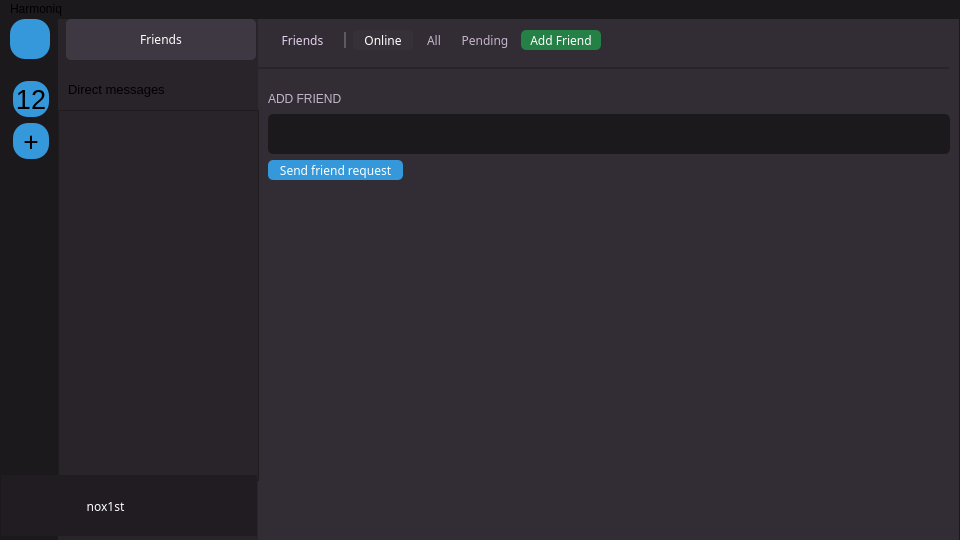
Old version of the form mainwindow.ui in the repository noX1st/Plink.
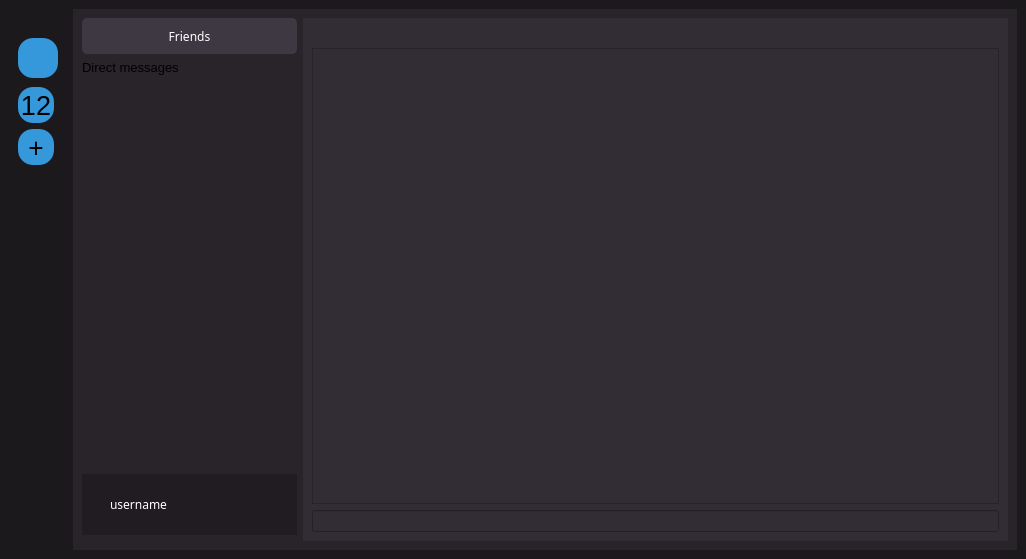
New version of the form. The open tabs and pages were chosen to show the change. Icons and pictures are not drawn.

Commit message: message system, encapsulation fix

What changed in the file:
```diff
--- a/mainwindow.ui
+++ b/mainwindow.ui
@@ -6,8 +6,8 @@
    <rect>
     <x>0</x>
     <y>0</y>
-    <width>960</width>
-    <height>540</height>
+    <width>1026</width>
+    <height>559</height>
    </rect>
   </property>
   <property name="windowTitle">
@@ -17,28 +17,173 @@
    <string notr="true">background-color: rgb(28, 25, 29);</string>
   </property>
   <widget class="QWidget" name="centralwidget">
+   <layout class="QHBoxLayout" name="horizontalLayout_4">
+    <item>
+     <widget class="QScrollArea" name="scrollArea">
+      <property name="maximumSize">
+       <size>
+        <width>58</width>
+        <height>501</height>
+       </size>
+      </property>
+      <property name="styleSheet">
+       <string notr="true">border: none;</string>
+      </property>
+      <property name="widgetResizable">
+       <bool>true</bool>
+      </property>
+      <widget class="QWidget" name="scrollAreaWidgetContent">
+       <property name="geometry">
+        <rect>
+         <x>0</x>
+         <y>0</y>
+         <width>58</width>
+         <height>501</height>
+        </rect>
+       </property>
+       <layout class="QVBoxLayout" name="verticalLayout">
+        <item>
+         <widget class="QPushButton" name="directMessagesBtn">
+          <property name="minimumSize">
+           <size>
+            <width>40</width>
+            <height>40</height>
+           </size>
+          </property>
+          <property name="maximumSize">
+           <size>
+            <width>40</width>
+            <height>40</height>
+           </size>
+          </property>
+          <property name="styleSheet">
+           <string notr="true">QPushButton {
+background-color: #3498db;
+border: none;
+border-radius: 15px;
+}
+QPushButton:hover {
+background-color: #2980b9;
+}
+QPushButton:pressed {
+background-color: #1c5985;
+}
+</string>
+          </property>
+          <property name="text">
+           <string/>
+          </property>
+         </widget>
+        </item>
+        <item>
+         <widget class="QPushButton" name="serverBtn">
+          <property name="minimumSize">
+           <size>
+            <width>36</width>
+            <height>36</height>
+           </size>
+          </property>
+          <property name="maximumSize">
+           <size>
+            <width>30</width>
+            <height>30</height>
+           </size>
+          </property>
+          <property name="font">
+           <font>
+            <pointsize>20</pointsize>
+           </font>
+          </property>
+          <property name="styleSheet">
+           <string notr="true">QPushButton {
+color: rgb(0, 0, 0);
+background-color: #3498db;
+border: none;
+border-radius: 15px;
+max-width: 30px;
+max-height: 30px;
+}
+QPushButton:hover {
+background-color: #2980b9;
+}
+QPushButton:pressed {
+background-color: #1c5985;
+}
+</string>
+          </property>
+          <property name="text">
+           <string>12</string>
+          </property>
+         </widget>
+        </item>
+        <item>
+         <widget class="QPushButton" name="addPushButtonBtn">
+          <property name="minimumSize">
+           <size>
+            <width>36</width>
+            <height>36</height>
+           </size>
+          </property>
+          <property name="maximumSize">
+           <size>
+            <width>30</width>
+            <height>30</height>
+           </size>
+          </property>
+          <property name="font">
+           <font>
+            <family>Trebuchet MS</family>
+            <pointsize>20</pointsize>
+           </font>
+          </property>
+          <property name="styleSheet">
+           <string notr="true">QPushButton {
+	color: rgb(0, 0, 0);
+background-color: #3498db;
+border: none;
+border-radius: 15px;
+max-width: 30px;
+max-height: 30px;
+}
+QPushButton:hover {
+background-color: #2980b9;
+}
+QPushButton:pressed {
+background-color: #1c5985;
+}
+</string>
+          </property>
+          <property name="text">
+           <string>+</string>
+          </property>
+         </widget>
+        </item>
+        <item>
+         <spacer name="verticalSpacer">
+          <property name="orientation">
+           <enum>Qt::Orientation::Vertical</enum>
+          </property>
+          <property name="sizeHint" stdset="0">
+           <size>
+            <width>28</width>
+            <height>98</height>
+           </size>
+          </property>
+         </spacer>
+        </item>
+       </layout>
+      </widget>
+     </widget>
+    </item>
+    <item>
    <widget class="QStackedWidget" name="serversAndDmStackedWidget">
-    <property name="geometry">
-     <rect>
-      <x>58</x>
-      <y>0</y>
-      <width>901</width>
-      <height>521</height>
-     </rect>
-    </property>
     <property name="styleSheet">
      <string notr="true">background-color: rgb(40, 36, 42);</string>
     </property>
     <widget class="QWidget" name="directMessagesPage">
-     <widget class="QStackedWidget" name="stackedWidget_2">
-      <property name="geometry">
-       <rect>
-        <x>200</x>
-        <y>0</y>
-        <width>701</width>
-        <height>521</height>
-       </rect>
-      </property>
+       <layout class="QGridLayout" name="gridLayout">
+        <item row="0" column="1" rowspan="5">
+         <widget class="QStackedWidget" name="dmAndFriends">
       <property name="styleSheet">
        <string notr="true">background-color: rgb(50, 45, 52);</string>
       </property>
@@ -49,7 +194,7 @@
           <x>0</x>
           <y>51</y>
           <width>701</width>
-          <height>467</height>
+              <height>501</height>
          </rect>
         </property>
         <property name="styleSheet">
@@ -233,7 +378,7 @@
            <rect>
             <x>10</x>
             <y>20</y>
-            <width>682</width>
+                <width>683</width>
             <height>90</height>
            </rect>
           </property>
@@ -252,7 +397,7 @@
             <widget class="QLineEdit" name="friendLineEdit">
              <property name="minimumSize">
               <size>
-               <width>680</width>
+                   <width>681</width>
                <height>40</height>
               </size>
              </property>
@@ -415,45 +560,17 @@
        <widget class="QWidget" name="layoutWidget">
         <property name="geometry">
          <rect>
-          <x>0</x>
-          <y>0</y>
-          <width>691</width>
-          <height>51</height>
+              <x>20</x>
+              <y>10</y>
+              <width>661</width>
+              <height>41</height>
          </rect>
         </property>
         <layout class="QVBoxLayout" name="verticalLayout_2">
          <item>
           <widget class="QWidget" name="widget_2" native="true">
-           <layout class="QGridLayout" name="gridLayout_2">
-            <item row="0" column="2">
-             <widget class="Line" name="line_2">
-              <property name="minimumSize">
-               <size>
-                <width>2</width>
-                <height>16</height>
-               </size>
-              </property>
-              <property name="maximumSize">
-               <size>
-                <width>16</width>
-                <height>16</height>
-               </size>
-              </property>
-              <property name="styleSheet">
-               <string notr="true">color: rgb(95, 88, 98);</string>
-              </property>
-              <property name="frameShadow">
-               <enum>QFrame::Shadow::Plain</enum>
-              </property>
-              <property name="lineWidth">
-               <number>2</number>
-              </property>
-              <property name="orientation">
-               <enum>Qt::Orientation::Vertical</enum>
-              </property>
-             </widget>
-            </item>
-            <item row="0" column="1">
+               <layout class="QHBoxLayout" name="horizontalLayout_7">
+                <item>
              <widget class="QPushButton" name="thereIsNothing">
               <property name="minimumSize">
                <size>
@@ -490,7 +607,35 @@
               </property>
              </widget>
             </item>
-            <item row="0" column="3">
+                <item>
+                 <widget class="Line" name="line_2">
+                  <property name="minimumSize">
+                   <size>
+                    <width>2</width>
+                    <height>16</height>
+                   </size>
+                  </property>
+                  <property name="maximumSize">
+                   <size>
+                    <width>16</width>
+                    <height>16</height>
+                   </size>
+                  </property>
+                  <property name="styleSheet">
+                   <string notr="true">color: rgb(95, 88, 98);</string>
+                  </property>
+                  <property name="frameShadow">
+                   <enum>QFrame::Shadow::Plain</enum>
+                  </property>
+                  <property name="lineWidth">
+                   <number>2</number>
+                  </property>
+                  <property name="orientation">
+                   <enum>Qt::Orientation::Vertical</enum>
+                  </property>
+                 </widget>
+                </item>
+                <item>
              <widget class="QPushButton" name="friendsOnlineBtn">
               <property name="minimumSize">
                <size>
@@ -536,20 +681,53 @@
               </property>
              </widget>
             </item>
-            <item row="0" column="7">
-             <spacer name="horizontalSpacer_2">
-              <property name="orientation">
-               <enum>Qt::Orientation::Horizontal</enum>
-              </property>
-              <property name="sizeHint" stdset="0">
+                <item>
+                 <widget class="QPushButton" name="friendsAllBtn">
+                  <property name="minimumSize">
+                   <size>
+                    <width>30</width>
+                    <height>20</height>
+                   </size>
+                  </property>
+                  <property name="maximumSize">
                <size>
-                <width>40</width>
+                    <width>30</width>
                 <height>20</height>
                </size>
               </property>
-             </spacer>
-            </item>
-            <item row="0" column="5">
+                  <property name="font">
+                   <font>
+                    <family>Trebuchet MS</family>
+                   </font>
+                  </property>
+                  <property name="styleSheet">
+                   <string notr="true">QPushButton {
+color: rgb(196, 181, 203);
+background-color: rgb(50, 45, 52);
+border: none;
+border-radius: 5px;
+}
+QPushButton:hover {
+background-color: rgb(61, 56, 65);
+}
+QPushButton:checked{
+background-color: rgb(54, 49, 57);
+color: rgb(255, 255, 255);
+}
+</string>
+                  </property>
+                  <property name="text">
+                   <string>All</string>
+                  </property>
+                  <property name="checkable">
+                   <bool>true</bool>
+                  </property>
+                  <property name="checked">
+                   <bool>false</bool>
+                  </property>
+                 </widget>
+                </item>
+                <item>
              <widget class="QPushButton" name="friendsPendingBtn">
               <property name="minimumSize">
                <size>
@@ -595,7 +773,7 @@
               </property>
              </widget>
             </item>
-            <item row="0" column="6">
+                <item>
              <widget class="QPushButton" name="friendsAddBtn">
               <property name="minimumSize">
                <size>
@@ -640,51 +818,18 @@
               </property>
              </widget>
             </item>
-            <item row="0" column="4">
-             <widget class="QPushButton" name="friendsAllBtn">
-              <property name="minimumSize">
-               <size>
-                <width>30</width>
-                <height>20</height>
-               </size>
-              </property>
-              <property name="maximumSize">
+                <item>
+                 <spacer name="horizontalSpacer_2">
+                  <property name="orientation">
+                   <enum>Qt::Orientation::Horizontal</enum>
+                  </property>
+                  <property name="sizeHint" stdset="0">
                <size>
-                <width>30</width>
-                <height>20</height>
-               </size>
-              </property>
-              <property name="font">
-               <font>
-                <family>Trebuchet MS</family>
-               </font>
-              </property>
-              <property name="styleSheet">
-               <string notr="true">QPushButton {
-color: rgb(196, 181, 203);
-background-color: rgb(50, 45, 52);
-border: none;
-border-radius: 5px;
-}
-QPushButton:hover {
-background-color: rgb(61, 56, 65);
-}
-QPushButton:checked{
-background-color: rgb(54, 49, 57);
-color: rgb(255, 255, 255);
-}
-</string>
-              </property>
-              <property name="text">
-               <string>All</string>
-              </property>
-              <property name="checkable">
-               <bool>true</bool>
-              </property>
-              <property name="checked">
-               <bool>false</bool>
-              </property>
-             </widget>
+                    <width>298</width>
+                    <height>9</height>
+                   </size>
+                  </property>
+                 </spacer>
             </item>
            </layout>
           </widget>
@@ -714,16 +859,77 @@
         </layout>
        </widget>
       </widget>
-      <widget class="QWidget" name="dmPage"/>
-     </widget>
+          <widget class="QWidget" name="dmPage">
+           <layout class="QGridLayout" name="gridLayout_3">
+            <item row="0" column="0">
+             <layout class="QVBoxLayout" name="verticalLayout_3">
+              <item>
+               <widget class="QLabel" name="messageReceiverLbl">
+                <property name="font">
+                 <font>
+                  <pointsize>10</pointsize>
+                 </font>
+                </property>
+                <property name="text">
+                 <string/>
+                </property>
+               </widget>
+              </item>
+              <item>
+               <widget class="QListWidget" name="messageList"/>
+              </item>
+              <item>
+               <widget class="QLineEdit" name="messageLineEdit">
+                <property name="styleSheet">
+                 <string notr="true">QLineEdit {
+
+}</string>
+                </property>
+                <property name="text">
+                 <string/>
+                </property>
+               </widget>
+              </item>
+             </layout>
+            </item>
+           </layout>
+          </widget>
+         </widget>
+        </item>
+        <item row="1" column="0">
+         <widget class="QLabel" name="label">
+          <property name="font">
+           <font>
+            <pointsize>10</pointsize>
+           </font>
+          </property>
+          <property name="text">
+           <string>Direct messages</string>
+          </property>
+         </widget>
+        </item>
+        <item row="2" column="0">
+         <widget class="QListWidget" name="directMessagesListWidget">
+          <property name="maximumSize">
+           <size>
+            <width>215</width>
+            <height>16777215</height>
+           </size>
+          </property>
+          <property name="styleSheet">
+           <string notr="true">QListWidget {
+border: none;
+}</string>
+          </property>
+         </widget>
+        </item>
+        <item row="0" column="0">
      <widget class="QPushButton" name="friendsBtn">
-      <property name="geometry">
-       <rect>
-        <x>8</x>
-        <y>0</y>
-        <width>190</width>
-        <height>41</height>
-       </rect>
+          <property name="minimumSize">
+           <size>
+            <width>0</width>
+            <height>36</height>
+           </size>
       </property>
       <property name="font">
        <font>
@@ -731,7 +937,7 @@
        </font>
       </property>
       <property name="styleSheet">
-       <string notr="true">QPushButton {
+           <string notr="true">/*QPushButton {
 color: rgb(196, 181, 203);
 background-color: rgb(40, 36, 42);
 border: none;
@@ -744,6 +950,18 @@
 color: rgb(255, 255, 255);
 background-color: rgb(61, 56, 65);
 }
+*/
+QPushButton {
+color: rgb(255, 255, 255);
+background-color: rgb(61, 56, 65);
+border: none;
+border-radius: 5px;
+}
+QPushButton:hover{
+color: rgb(196, 181, 203);
+background-color: rgb(50, 45, 52);
+}
+
 
 </string>
       </property>
@@ -767,213 +985,13 @@
        <bool>true</bool>
       </property>
      </widget>
-     <widget class="QListWidget" name="directMessagesListWidget">
-      <property name="geometry">
-       <rect>
-        <x>0</x>
-        <y>91</y>
-        <width>201</width>
-        <height>371</height>
-       </rect>
-      </property>
-     </widget>
-     <widget class="QLabel" name="label">
-      <property name="geometry">
-       <rect>
-        <x>10</x>
-        <y>60</y>
-        <width>111</width>
-        <height>21</height>
-       </rect>
-      </property>
-      <property name="font">
-       <font>
-        <pointsize>10</pointsize>
-       </font>
-      </property>
-      <property name="text">
-       <string>Direct messages</string>
-      </property>
-     </widget>
-    </widget>
-    <widget class="QWidget" name="serversPage"/>
-   </widget>
-   <widget class="QScrollArea" name="scrollArea">
-    <property name="geometry">
-     <rect>
-      <x>4</x>
-      <y>50</y>
-      <width>54</width>
-      <height>467</height>
-     </rect>
-    </property>
-    <property name="styleSheet">
-     <string notr="true">border: none;</string>
-    </property>
-    <property name="widgetResizable">
-     <bool>true</bool>
-    </property>
-    <widget class="QWidget" name="scrollAreaWidgetContent">
-     <property name="geometry">
-      <rect>
-       <x>0</x>
-       <y>0</y>
-       <width>54</width>
-       <height>467</height>
-      </rect>
-     </property>
-     <layout class="QVBoxLayout" name="verticalLayout">
-      <item>
-       <widget class="QPushButton" name="serverBtn">
-        <property name="minimumSize">
-         <size>
-          <width>36</width>
-          <height>36</height>
-         </size>
-        </property>
-        <property name="maximumSize">
-         <size>
-          <width>30</width>
-          <height>30</height>
-         </size>
-        </property>
-        <property name="font">
-         <font>
-          <pointsize>20</pointsize>
-         </font>
-        </property>
-        <property name="styleSheet">
-         <string notr="true">QPushButton {
-color: rgb(0, 0, 0);
-background-color: #3498db;
-border: none;
-border-radius: 15px;
-max-width: 30px;
-max-height: 30px;
-}
-QPushButton:hover {
-background-color: #2980b9;
-}
-QPushButton:pressed {
-background-color: #1c5985;
-}
-</string>
-        </property>
-        <property name="text">
-         <string>12</string>
-        </property>
-       </widget>
-      </item>
-      <item>
-       <widget class="QPushButton" name="addPushButton">
-        <property name="minimumSize">
-         <size>
-          <width>36</width>
-          <height>36</height>
-         </size>
-        </property>
-        <property name="maximumSize">
-         <size>
-          <width>30</width>
-          <height>30</height>
-         </size>
-        </property>
-        <property name="font">
-         <font>
-          <family>Trebuchet MS</family>
-          <pointsize>20</pointsize>
-         </font>
-        </property>
-        <property name="styleSheet">
-         <string notr="true">QPushButton {
-	color: rgb(0, 0, 0);
-background-color: #3498db;
-border: none;
-border-radius: 15px;
-max-width: 30px;
-max-height: 30px;
-}
-QPushButton:hover {
-background-color: #2980b9;
-}
-QPushButton:pressed {
-background-color: #1c5985;
-}
-</string>
-        </property>
-        <property name="text">
-         <string>+</string>
-        </property>
-       </widget>
-      </item>
-      <item>
-       <spacer name="verticalSpacer">
-        <property name="orientation">
-         <enum>Qt::Orientation::Vertical</enum>
-        </property>
-        <property name="sizeHint" stdset="0">
-         <size>
-          <width>28</width>
-          <height>98</height>
-         </size>
-        </property>
-       </spacer>
-      </item>
-     </layout>
-    </widget>
-   </widget>
-   <widget class="QPushButton" name="directMessagesBtn">
-    <property name="geometry">
-     <rect>
-      <x>10</x>
-      <y>0</y>
-      <width>40</width>
-      <height>40</height>
-     </rect>
-    </property>
-    <property name="minimumSize">
-     <size>
-      <width>40</width>
-      <height>40</height>
-     </size>
-    </property>
-    <property name="maximumSize">
-     <size>
-      <width>40</width>
-      <height>40</height>
-     </size>
-    </property>
-    <property name="styleSheet">
-     <string notr="true">QPushButton {
-background-color: #3498db;
-border: none;
-border-radius: 15px;
-}
-QPushButton:hover {
-background-color: #2980b9;
-}
-QPushButton:pressed {
-background-color: #1c5985;
-}
-</string>
-    </property>
-    <property name="text">
-     <string/>
-    </property>
-   </widget>
+        </item>
+        <item row="3" column="0">
    <widget class="QWidget" name="widget" native="true">
-    <property name="geometry">
-     <rect>
-      <x>1</x>
-      <y>456</y>
-      <width>256</width>
+          <property name="minimumSize">
+           <size>
+            <width>203</width>
       <height>61</height>
-     </rect>
-    </property>
-    <property name="minimumSize">
-     <size>
-      <width>0</width>
-      <height>0</height>
      </size>
     </property>
     <property name="maximumSize">
@@ -987,28 +1005,37 @@
 background-color: rgb(37, 33, 38);
 background-color: rgb(32, 28, 33);</string>
     </property>
-    <widget class="QWidget" name="layoutWidget">
-     <property name="geometry">
-      <rect>
-       <x>60</x>
-       <y>10</y>
-       <width>191</width>
-       <height>42</height>
-      </rect>
-     </property>
+          <layout class="QHBoxLayout" name="horizontalLayout_5">
+           <item>
+            <spacer name="horizontalSpacer_4">
+             <property name="orientation">
+              <enum>Qt::Orientation::Horizontal</enum>
+             </property>
+             <property name="sizeType">
+              <enum>QSizePolicy::Policy::Preferred</enum>
+             </property>
+             <property name="sizeHint" stdset="0">
+              <size>
+               <width>0</width>
+               <height>20</height>
+              </size>
+             </property>
+            </spacer>
+           </item>
+           <item>
      <layout class="QHBoxLayout" name="horizontalLayout">
       <item>
        <widget class="QPushButton" name="accountBtn">
         <property name="minimumSize">
          <size>
-          <width>65</width>
+                 <width>87</width>
           <height>40</height>
          </size>
         </property>
         <property name="maximumSize">
          <size>
-          <width>16777215</width>
-          <height>16777215</height>
+                 <width>87</width>
+                 <height>40</height>
          </size>
         </property>
         <property name="font">
@@ -1034,7 +1061,7 @@
 }</string>
         </property>
         <property name="text">
-         <string>nox1st</string>
+                <string>username</string>
         </property>
         <property name="icon">
          <iconset>
@@ -1187,29 +1214,16 @@
        </widget>
       </item>
      </layout>
-    </widget>
-   </widget>
-  </widget>
-  <widget class="QMenuBar" name="menubar">
-   <property name="geometry">
-    <rect>
-     <x>0</x>
-     <y>0</y>
-     <width>960</width>
-     <height>21</height>
-    </rect>
-   </property>
-   <widget class="QMenu" name="menuHarmoniq">
-    <property name="font">
-     <font>
-      <family>Trebuchet MS</family>
-     </font>
-    </property>
-    <property name="title">
-     <string>Harmoniq</string>
-    </property>
-   </widget>
-   <addaction name="menuHarmoniq"/>
+           </item>
+          </layout>
+         </widget>
+        </item>
+       </layout>
+      </widget>
+      <widget class="QWidget" name="serversPage"/>
+     </widget>
+    </item>
+   </layout>
   </widget>
  </widget>
  <tabstops>
```
Left out of the diff: 5 changed lines with no effect on the pictures. Lines whose indentation alone changed are shown as unchanged. The commit also changes 6 other files.
